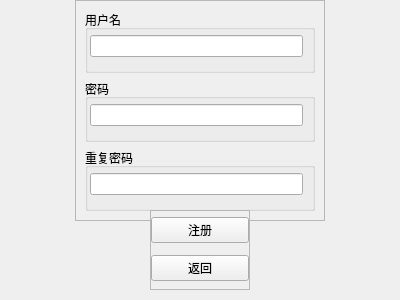
Old version of the form gui/ColaSqlGui/ui/ui_register.ui in the repository YXHXianYu/2023-BJTU-DBMS-Project.
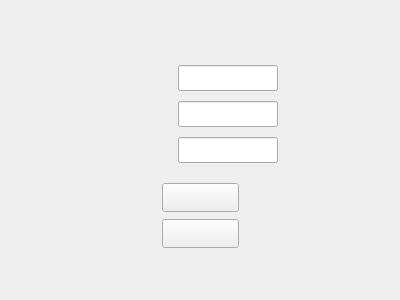
New version of the form. Icons and pictures are not drawn.

Commit message: feat(gui): register beautifier

The edit to the form file:
```diff
--- a/gui/ColaSqlGui/ui/ui_register.ui
+++ b/gui/ColaSqlGui/ui/ui_register.ui
@@ -26,145 +26,72 @@
    <string>MainWindow</string>
   </property>
   <widget class="QWidget" name="centralwidget">
-   <widget class="QFrame" name="frame">
+   <property name="styleSheet">
+    <string notr="true">#centralwidget{border-image: url(:/images/register/register-bg.png)}</string>
+   </property>
+   <widget class="QPushButton" name="pushButton_regist">
     <property name="geometry">
      <rect>
-      <x>75</x>
-      <y>0</y>
-      <width>250</width>
-      <height>221</height>
+      <x>162</x>
+      <y>183</y>
+      <width>77</width>
+      <height>29</height>
      </rect>
     </property>
-    <property name="frameShape">
-     <enum>QFrame::StyledPanel</enum>
+    <property name="styleSheet">
+     <string notr="true">QPushButton#pushButton_regist{border-image: url(:/images/register/reg-1.png)}
+QPushButton::pressed#pushButton_regist{border-image: url(:/images/register/reg-2.png)}</string>
     </property>
-    <property name="frameShadow">
-     <enum>QFrame::Raised</enum>
+    <property name="text">
+     <string/>
     </property>
-    <layout class="QGridLayout" name="gridLayout_3">
-     <item row="2" column="0">
-      <widget class="QGroupBox" name="groupBox_3">
-       <property name="title">
-        <string>重复密码</string>
-       </property>
-       <layout class="QGridLayout" name="gridLayout_4">
-        <property name="leftMargin">
-         <number>2</number>
-        </property>
-        <property name="topMargin">
-         <number>2</number>
-        </property>
-        <property name="rightMargin">
-         <number>9</number>
-        </property>
-        <property name="bottomMargin">
-         <number>9</number>
-        </property>
-        <property name="spacing">
-         <number>2</number>
-        </property>
-        <item row="0" column="0">
-         <widget class="QLineEdit" name="lineEdit_password2"/>
-        </item>
-       </layout>
-      </widget>
-     </item>
-     <item row="1" column="0">
-      <widget class="QGroupBox" name="groupBox_2">
-       <property name="title">
-        <string>密码</string>
-       </property>
-       <layout class="QGridLayout" name="gridLayout_2">
-        <property name="leftMargin">
-         <number>2</number>
-        </property>
-        <property name="topMargin">
-         <number>2</number>
-        </property>
-        <property name="rightMargin">
-         <number>9</number>
-        </property>
-        <property name="bottomMargin">
-         <number>9</number>
-        </property>
-        <property name="spacing">
-         <number>2</number>
-        </property>
-        <item row="0" column="0">
-         <widget class="QLineEdit" name="lineEdit_password1"/>
-        </item>
-       </layout>
-      </widget>
-     </item>
-     <item row="0" column="0">
-      <widget class="QGroupBox" name="groupBox">
-       <property name="title">
-        <string>用户名</string>
-       </property>
-       <layout class="QGridLayout" name="gridLayout">
-        <property name="leftMargin">
-         <number>2</number>
-        </property>
-        <property name="topMargin">
-         <number>2</number>
-        </property>
-        <property name="rightMargin">
-         <number>9</number>
-        </property>
-        <property name="bottomMargin">
-         <number>9</number>
-        </property>
-        <item row="0" column="0">
-         <widget class="QLineEdit" name="lineEdit_account"/>
-        </item>
-       </layout>
-      </widget>
-     </item>
-    </layout>
    </widget>
-   <widget class="QFrame" name="frame_2">
+   <widget class="QPushButton" name="pushButton_back">
     <property name="geometry">
      <rect>
-      <x>150</x>
-      <y>210</y>
+      <x>162</x>
+      <y>219</y>
+      <width>77</width>
+      <height>29</height>
+     </rect>
+    </property>
+    <property name="styleSheet">
+     <string notr="true">QPushButton#pushButton_back{border-image: url(:/images/register/back-1.png)}
+QPushButton::pressed#pushButton_back{border-image: url(:/images/register/back-2.png)}</string>
+    </property>
+    <property name="text">
+     <string/>
+    </property>
+   </widget>
+   <widget class="QLineEdit" name="lineEdit_account">
+    <property name="geometry">
+     <rect>
+      <x>178</x>
+      <y>65</y>
       <width>100</width>
-      <height>80</height>
+      <height>26</height>
      </rect>
     </property>
-    <property name="frameShape">
-     <enum>QFrame::StyledPanel</enum>
+   </widget>
+   <widget class="QLineEdit" name="lineEdit_password1">
+    <property name="geometry">
+     <rect>
+      <x>178</x>
+      <y>101</y>
+      <width>100</width>
+      <height>26</height>
+     </rect>
     </property>
-    <property name="frameShadow">
-     <enum>QFrame::Raised</enum>
+   </widget>
+   <widget class="QLineEdit" name="lineEdit_password2">
+    <property name="geometry">
+     <rect>
+      <x>178</x>
+      <y>137</y>
+      <width>100</width>
+      <height>26</height>
+     </rect>
     </property>
-    <layout class="QVBoxLayout" name="verticalLayout">
-     <property name="leftMargin">
-      <number>0</number>
-     </property>
-     <property name="topMargin">
-      <number>0</number>
-     </property>
-     <property name="rightMargin">
-      <number>0</number>
-     </property>
-     <property name="bottomMargin">
-      <number>0</number>
-     </property>
-     <item>
-      <widget class="QPushButton" name="pushButton_regist">
-       <property name="text">
-        <string>注册</string>
-       </property>
-      </widget>
-     </item>
-     <item>
-      <widget class="QPushButton" name="pushButton_back">
-       <property name="text">
-        <string>返回</string>
-       </property>
-      </widget>
-     </item>
-    </layout>
    </widget>
   </widget>
  </widget>
```
The commit also changes 21 other files.
